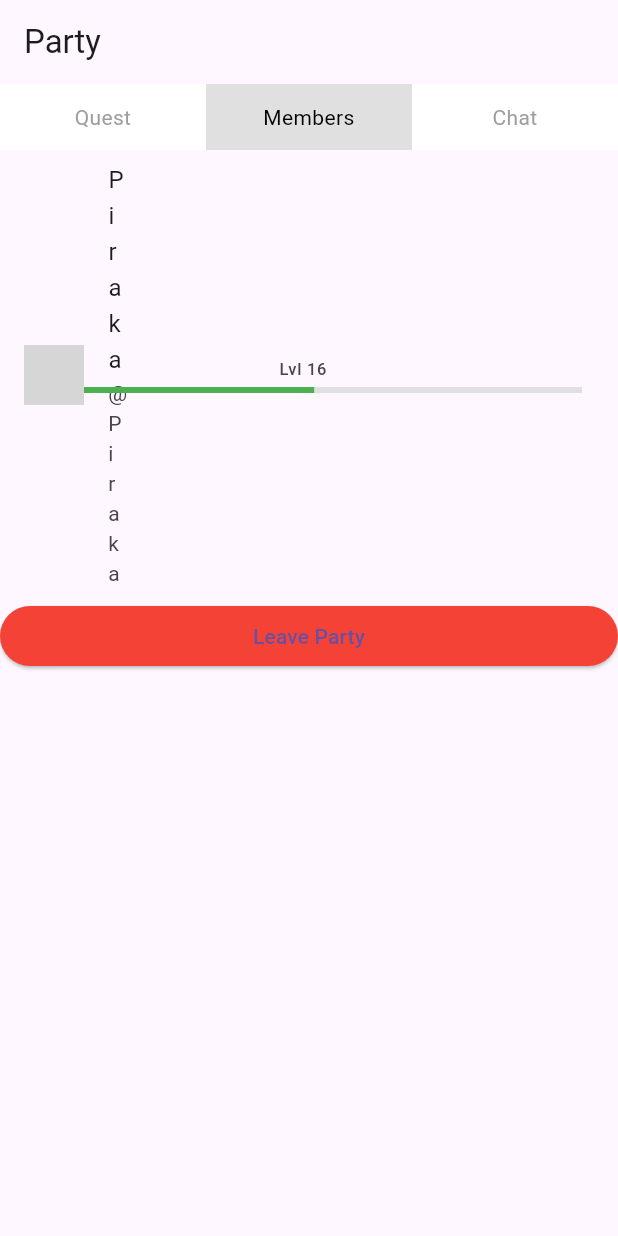
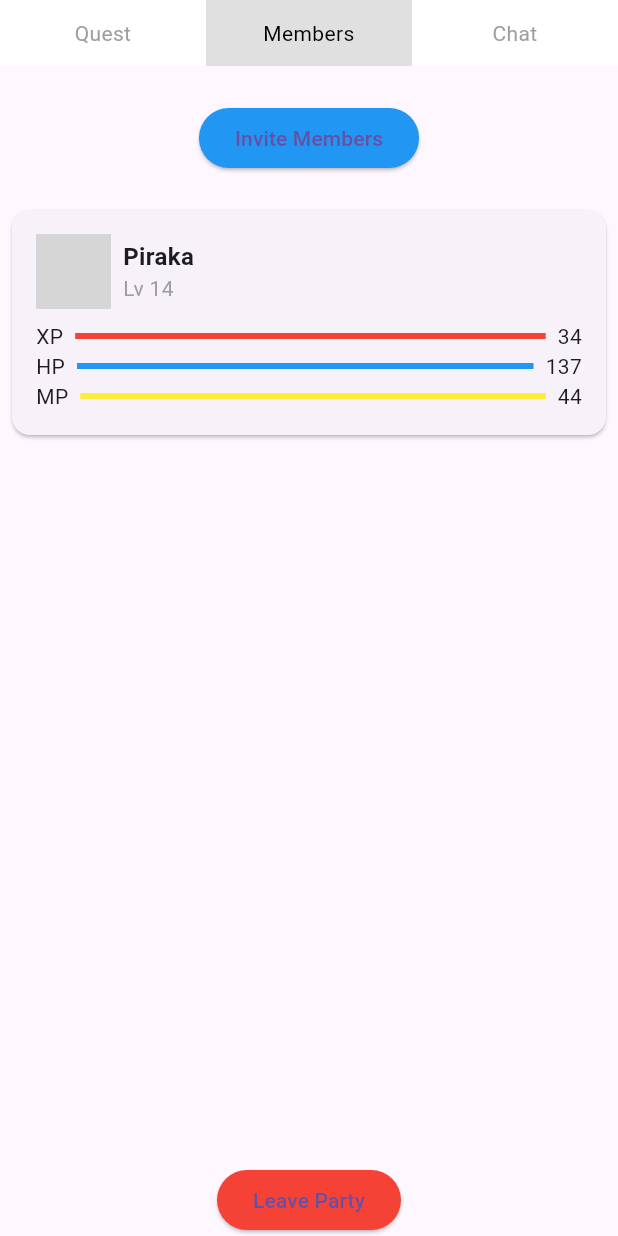
Before and after one commit to NPCuong069/habitpunk_final, a Flutter app: the PartyScreen screen opened directly, after a tap on "Members", on a phone screen of 412 x 824 dp. Run offline on Flutter 3.47's test engine with Material 3 defaults, Android fonts, the phone set to English and light mode, and no system bars; network calls fail; grey boxes are pictures that could not be loaded.

Commit message:
Finalize party page and some stuffs in customization

```diff
--- a/lib/src/ui/pages/customization_page.dart
+++ b/lib/src/ui/pages/customization_page.dart
@@ -49,7 +49,7 @@ class _CustomizationPageState extends State<CustomizationPage> with SingleTicker
       ),
       body: Column(
         children: [
-          PlayerAvatarWidget(), // Widget to display the player's avatar
+
           TabBar(
             controller: _tabController,
             tabs: categories.map((String category) => Tab(icon: Icon(categoryIcons[category]), // Use the icon for each category
@@ -77,21 +77,7 @@ class _CustomizationPageState extends State<CustomizationPage> with SingleTicker
   }
 }
 
-class PlayerAvatarWidget extends StatelessWidget {
-  @override
-  Widget build(BuildContext context) {
-    // Widget to display the player's avatar
-    return Container(
-      height: 200, // Set your desired height
-      width: MediaQuery.of(context).size.width*0.6,
-      color: Colors.purple[100], // Set your desired color
-      child: Center(
-        // Placeholder for player's avatar
-        child: Icon(Icons.person, size: 100),
-      ),
-    );
-  }
-}
+
 
 class ItemsListWidget extends StatelessWidget {
   final String category;
--- a/lib/src/ui/pages/party.dart
+++ b/lib/src/ui/pages/party.dart
@@ -24,6 +24,19 @@ class PartyScreen extends StatefulWidget {
 class _PartyScreenState extends State<PartyScreen> {
   bool hasQuestAssigned = false; // This flag determines which screen to show
   int _selectedSegment = 0; // This will help to determine which segment is currently selected.
+
+  // Add a list for storing chat messages
+  List<ChatMessage> chatMessages = [
+    ChatMessage(text: 'A new quest has begun!', isSystemMessage: true),
+    ChatMessage(text: 'Welcome to the party chat!'),
+    ChatMessage(text: 'Hey everyone, let’s coordinate our strategies.'),
+  ];
+
+  void _cancelQuest() {
+    setState(() {
+      hasQuestAssigned = false;
+    });
+  }
 
   void _showQuestSelection() {
     // Navigate to the quest selection screen
@@ -62,14 +75,25 @@ class _PartyScreenState extends State<PartyScreen> {
   Widget _buildSelectedSegment() {
     switch (_selectedSegment) {
       case 0:
-        // Show 'No Quest Assigned' or 'Quest Container' based on whether a quest is assigned
-        return hasQuestAssigned
-            ? QuestContainer() // Pass in selected quest details to this widget
-            : NoQuestScreen(startQuest: _showQuestSelection);
+      // Show 'No Quest Assigned' or 'Quest Container' based on whether a quest is assigned
+      return hasQuestAssigned
+          ? QuestContainer(
+              onCancelQuest: _cancelQuest, // Pass the cancel quest function
+            )
+          : NoQuestScreen(startQuest: _showQuestSelection);
       case 1:
-        return MembersContainer(); // Implement this widget to show party members
-      //case 2:
-        //return ChatContainer(messages: const []); // Implement this to show chat messages
+        // Handle 'Members' segment
+      return MembersContainer(
+        onInvitePressed: () {
+          // TODO: Implement the invite members functionality
+        },
+        onLeavePressed: () {
+          // TODO: Implement the leave party functionality
+        },
+      );
+      case 2:
+        return ChatContainer(messages: chatMessages);
+        //return ChatContainer(messages: const []);
       default:
         return Container();
     }
@@ -78,12 +102,7 @@ class _PartyScreenState extends State<PartyScreen> {
   @override
   Widget build(BuildContext context) {
     return Scaffold(
-      appBar: AppBar(
-        title: const Text('Party'),
-        actions: [
 
-        ],
-      ),
       body: Column(
         children: [
           // Segment control for Quest and Members.
@@ -135,6 +154,11 @@ class _PartyScreenState extends State<PartyScreen> {
 
 // Replace the following placeholders with your own custom widgets and data.
 class QuestContainer extends StatelessWidget {
+  final VoidCallback onCancelQuest;
+
+  QuestContainer({required this.onCancelQuest});
+
+  // ... Rest of your code
   @override
   Widget build(BuildContext context) {
     double healthPercentage = 100; // Assuming 100% health for the example
@@ -177,6 +201,13 @@ class QuestContainer extends StatelessWidget {
                     );
                 },
               ),
+              ElevatedButton(
+            onPressed: onCancelQuest,
+            child: Text('Cancel Quest'),
+            style: ElevatedButton.styleFrom(
+              backgroundColor: Colors.red,
+            ),
+          ),
             ],
           ),
           SizedBox(height: 16.0),
@@ -267,44 +298,7 @@ class QuestDetailsScreen extends StatelessWidget {
   }
 }
 
-class MembersContainer extends StatelessWidget {
-  const MembersContainer({super.key});
 
-  @override
-  Widget build(BuildContext context) {
-    // Dummy data representing party members
-    final List<Member> members = [
-      Member(
-        name: 'Piraka',
-        username: '@Piraka',
-        level: 14,
-        avatarUrl: 'path_to_avatar_image',
-        progress: MemberProgress(
-          currentHealth: 26,
-          maxHealth: 50,
-          currentExp: 137,
-          nextLevelExp: 330,
-          currentMana: 44,
-          maxMana: 44,
-          level: 16,
-        ),
-      ),
-      // ... other members
-    ];
-
-    return ListView(
-      children: [
-        // ... potentially other widgets like Party Challenges button, etc.
-        ...members.map((member) => MemberTile(member: member)).toList(),
-        LeavePartyButton(
-          onPressed: () {
-            // Handle leave party logic here
-          },
-        ),
-      ],
-    );
-  }
-}
 
 class LeavePartyButton extends StatelessWidget {
   final VoidCallback onPressed;
@@ -372,85 +366,192 @@ class QuestListScreen extends StatelessWidget {
   }
 }
 
+//This is Member section
 
+class MembersContainer extends StatelessWidget {
+  final VoidCallback onInvitePressed;
+  final VoidCallback onLeavePressed;
 
-class MemberTile extends StatelessWidget {
-  final Member member;
+  MembersContainer({
+    required this.onInvitePressed,
+    required this.onLeavePressed,
+  });
 
-  const MemberTile({Key? key, required this.member}) : super(key: key);
-
-  @override
-  Widget build(BuildContext context) {
-    return ListTile(
-      leading: CircleAvatar(
-        backgroundImage: AssetImage(member.avatarUrl), // Make sure the asset exists
-      ),
-      title: Text(member.name),
-      subtitle: Text(member.username),
-      trailing: MemberProgressIndicator(progress: member.progress),
-    );
-  }
-}
-
-// This widget will represent the health and mana bars
-class MemberProgressIndicator extends StatelessWidget {
-  final MemberProgress progress;
-
-  MemberProgressIndicator({required this.progress});
+  final List<Member> members = [
+    Member(
+      username: 'Piraka',
+      avatar: 'assets/avatar_piraka.png',
+      level: 14,
+      stats: [34, 137, 44],
+    ),
+    // ... Add other members
+  ];
 
   @override
   Widget build(BuildContext context) {
     return Column(
-      mainAxisSize: MainAxisSize.min, // This is important to avoid layout errors
       children: [
-        Text('Lvl ${progress.level}'),
-        SizedBox(height: 4),
-        LinearProgressIndicator(
-          value: progress.currentHealth / progress.maxHealth,
-          backgroundColor: Colors.grey[300],
-          valueColor: AlwaysStoppedAnimation<Color>(Colors.green),
+        SizedBox(height: 8.0),
+        _buildInviteButton(),
+        Expanded(
+          child: ListView.builder(
+            itemCount: members.length,
+            itemBuilder: (BuildContext context, int index) {
+              return _buildMemberCard(members[index]);
+            },
+          ),
         ),
-        // You can add a mana bar similarly
+        LeavePartyButton(onPressed: onLeavePressed),
+      ],
+    );
+  }
+
+  Widget _buildInviteButton() {
+    return Padding(
+      padding: const EdgeInsets.all(16.0),
+      child: ElevatedButton(
+        onPressed: onInvitePressed,
+        child: Text('Invite Members'),
+        style: ElevatedButton.styleFrom(
+          backgroundColor: Colors.blue, // Replace with your color
+        ),
+      ),
+    );
+  }
+
+  Widget _buildMemberCard(Member member) {
+    return Card(
+      margin: EdgeInsets.all(8.0),
+      child: Padding(
+        padding: const EdgeInsets.all(16.0),
+        child: Column(
+          children: [
+            Row(
+              children: [
+                Image.asset(member.avatar, width: 50, height: 50),
+                SizedBox(width: 8.0),
+                Column(
+                  crossAxisAlignment: CrossAxisAlignment.start,
+                  children: [
+                    Text(member.username, style: TextStyle(fontSize: 16.0, fontWeight: FontWeight.bold)),
+                    Text('Lv ${member.level}', style: TextStyle(color: Colors.grey)),
+                  ],
+                ),
+              ],
+            ),
+            SizedBox(height: 8.0),
+            _buildStatsBar(member.stats[0], Colors.red, 'XP'),
+            _buildStatsBar(member.stats[1], Colors.blue, 'HP'),
+            _buildStatsBar(member.stats[2], Colors.yellow, 'MP'),
+          ],
+        ),
+      ),
+    );
+  }
+
+  Widget _buildStatsBar(int value, Color color, String label) {
+    return Row(
+      children: [
+        Text(label),
+        SizedBox(width: 8.0),
+        Expanded(
+          child: LinearProgressIndicator(
+            value: value.toDouble(),
+            backgroundColor: Colors.grey[200],
+            valueColor: AlwaysStoppedAnimation<Color>(color),
+          ),
+        ),
+        SizedBox(width: 8.0),
+        Text('$value'),
       ],
     );
   }
 }
 
-
-
-// Member model to represent each party member's data
 class Member {
-  String name;
-  String username;
-  int level;
-  String avatarUrl;
-  MemberProgress progress;
+  final String username;
+  final String avatar;
+  final int level;
+  final List<int> stats;
 
   Member({
-    required this.name,
     required this.username,
+    required this.avatar,
     required this.level,
-    required this.avatarUrl,
-    required this.progress,
+    required this.stats,
   });
 }
 
-class MemberProgress {
-  int currentHealth;
-  int maxHealth;
-  int currentExp;
-  int nextLevelExp;
-  int currentMana;
-  int maxMana;
-  int level; // Added level property
 
-  MemberProgress({
-    required this.currentHealth,
-    required this.maxHealth,
-    required this.currentExp,
-    required this.nextLevelExp,
-    required this.currentMana,
-    required this.maxMana,
-    required this.level,
-  });
+//This is Chat Section
+
+class ChatMessage {
+  String text;
+  bool isSystemMessage;
+
+  ChatMessage({required this.text, this.isSystemMessage = false});
 }
+
+class ChatContainer extends StatefulWidget {
+  final List<ChatMessage> messages;
+
+  ChatContainer({Key? key, required this.messages}) : super(key: key);
+
+  @override
+  _ChatContainerState createState() => _ChatContainerState();
+}
+
+class _ChatContainerState extends State<ChatContainer> {
+  final TextEditingController _messageController = TextEditingController();
+
+  void _sendMessage() {
+    if (_messageController.text.trim().isNotEmpty) {
+      setState(() {
+        widget.messages.add(ChatMessage(text: _messageController.text.trim()));
+        _messageController.clear();
+      });
+      // Here you would also send the message to the backend or server.
+    }
+  }
+
+  @override
+  Widget build(BuildContext context) {
+    return Column(
+      children: [
+        Expanded(
+          child: ListView.builder(
+            itemCount: widget.messages.length,
+            itemBuilder: (context, index) {
+              final message = widget.messages[index];
+              return ListTile(
+                title: Text(message.text),
+                subtitle: message.isSystemMessage ? Text('System Message') : null,
+              );
+            },
+          ),
+        ),
+        Padding(
+          padding: const EdgeInsets.all(8.0),
+          child: Row(
+            children: [
+              Expanded(
+                child: TextField(
+                  controller: _messageController,
+                  decoration: InputDecoration(
+                    hintText: 'Type a message...',
+                    border: OutlineInputBorder(),
+                  ),
+                  onSubmitted: (_) => _sendMessage(),
+                ),
+              ),
+              IconButton(
+                icon: Icon(Icons.send),
+                onPressed: _sendMessage,
+              ),
+            ],
+          ),
+        ),
+      ],
+    );
+  }
+}
--- a/pubspec.yaml
+++ b/pubspec.yaml
@@ -13,11 +13,7 @@ dependencies:
   firebase_auth: ^4.17.9
   cloud_firestore: ^4.15.9
   firebase_storage: ^11.6.10
-<<<<<<< HEAD
-  intl: ^0.19.0
-=======
   intl: ^0.17.0 # Check for the latest version
->>>>>>> f8e574559918f3e56137767c9dcb7824d5513da5
 
 dev_dependencies:
   flutter_test:
```
Also changed, not shown: pubspec.lock.
